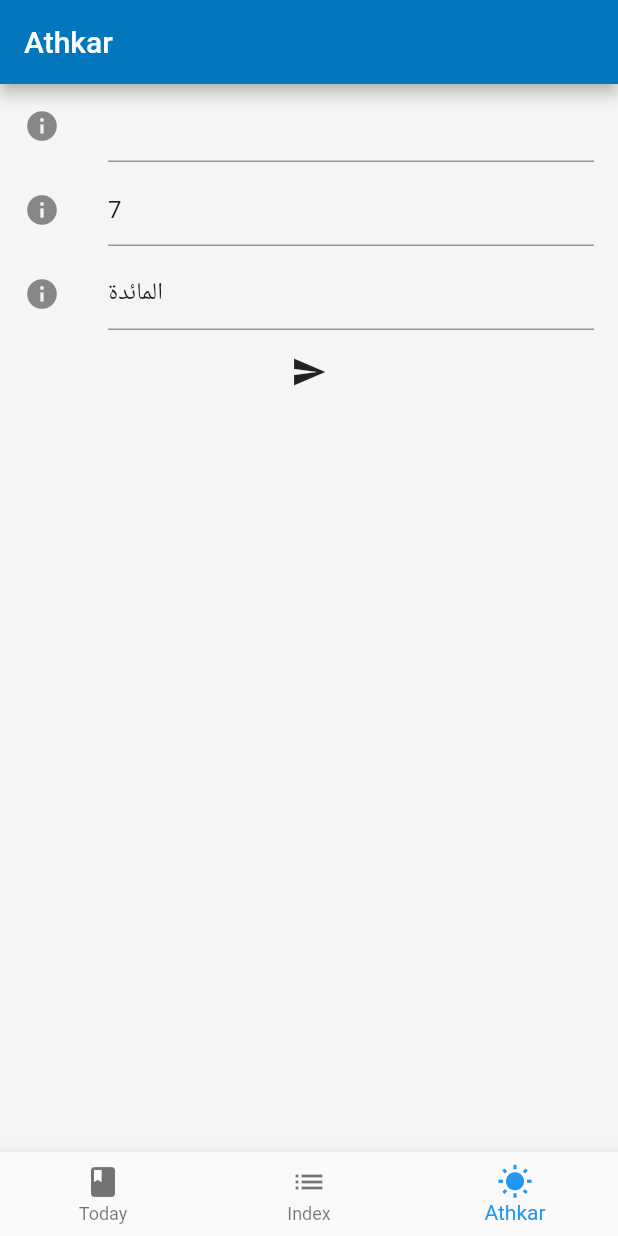
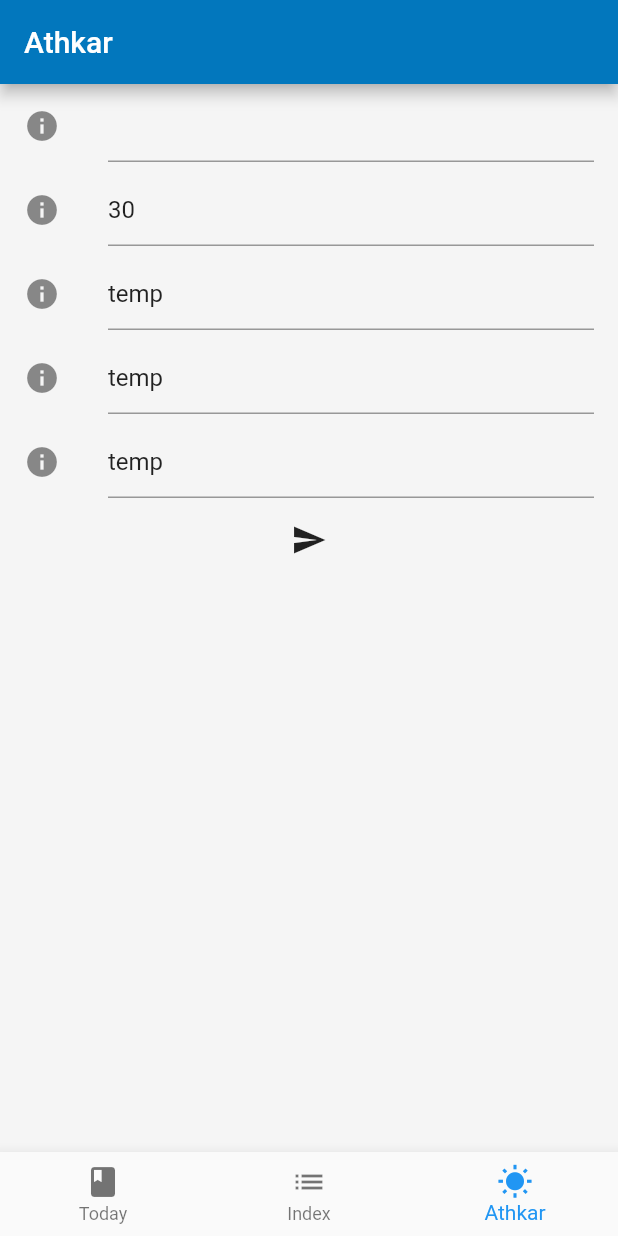
Before and after one commit to ulmas97/quranApp, a Flutter app: the screen it shows after launch, item 3 of the bottom bar chosen, on a phone screen of 412 x 824 dp. Run offline on Flutter 3.47's test engine with Material 2 defaults, Android fonts, the phone set to English and light mode, and no system bars; drawn by our look-alikes of firebase_database; our stand-ins replace percent_indicator, shared_preferences; missing offline and left inert: flutter_pdfview, swipedetector; Roboto replaces fonts that are missing (Hind, Montserrat).

Commit message:
everythign is set for 2nd milestone

```diff
--- a/lib/main.dart
+++ b/lib/main.dart
@@ -70,7 +70,7 @@ class _MyHomePageState extends State<MyHomePage>
   @override
   void initState() {
     page = Page("", "");
-    book = Book("", "","");
+    book = Book("", "","","","");
     final FirebaseDatabase database = FirebaseDatabase.instance;
     pageRef = database.reference().child('pages');
     bookRef = database.reference().child('books');
@@ -353,7 +353,7 @@ class _MyHomePageState extends State<MyHomePage>
               (index + 1).toInt().toString() + ".  Surat " + pages[index].title,
               style: new TextStyle(fontWeight: FontWeight.bold),
             ),
-            trailing: new Text("Page " + pages[index].id),
+            trailing:pages[index].id=="1"? Text("Page 1") : new Text("Page " + (int.parse(pages[index].id)-1).toString()),
           ));
     }
 
@@ -399,7 +399,7 @@ class _MyHomePageState extends State<MyHomePage>
                     leading: Icon(Icons.info),
                     title: TextFormField(
                       keyboardType: TextInputType.number,
-                      initialValue: " ",
+                      initialValue: "",
                       onSaved: (val) => book.page = val,
                       validator: (val) => val == "" ? val : null,
                     ),
@@ -407,17 +407,33 @@ class _MyHomePageState extends State<MyHomePage>
                   ListTile(
                     leading: Icon(Icons.info),
                     title: TextFormField(
-
-                      initialValue: "7",
+                      keyboardType: TextInputType.number,
+                      initialValue: "30",
                       onSaved: (val) => book.juz = val,
+                      validator: (val) => val == "" ? val : null,
+                    ),
+                  ),
+                 ListTile(
+                    leading: Icon(Icons.info),
+                    title: TextFormField(
+                      initialValue: "temp",
+                      onSaved: (val) => book.title = val,
                       validator: (val) => val == "" ? val : null,
                     ),
                   ),
                   ListTile(
                     leading: Icon(Icons.info),
                     title: TextFormField(
-                      initialValue: "المائدة",
-                      onSaved: (val) => book.title = val,
+                      initialValue: "temp",
+                      onSaved: (val) => book.ayah = val,
+                      validator: (val) => val == "" ? val : null,
+                    ),
+                  ),
+                  ListTile(
+                    leading: Icon(Icons.info),
+                    title: TextFormField(
+                      initialValue: "temp",
+                      onSaved: (val) => book.verse = val,
                       validator: (val) => val == "" ? val : null,
                     ),
                   ),
@@ -548,22 +564,28 @@ class Page {
 class Book {
   String key;
   String page;
+  String ayah;
+  String verse;
   String juz;
   String title;
 
-  Book(this.title, this.page,this.juz);
+  Book(this.title, this.page,this.juz,this.ayah,this.verse);
 
   Book.fromSnapshot(DataSnapshot snapshot)
       : key = snapshot.key,
         page= snapshot.value["page"],
         juz = snapshot.value["juz"],
-        title=snapshot.value["title"];
+        title=snapshot.value["title"],
+        ayah=snapshot.value["ayah"],
+        verse=snapshot.value["verse"];
 
   toJson() {
     return {
       "page": page,
       "juz": juz,
       "title": title,
+      "ayah" : ayah,
+      "verse" : verse,
     };
   }
 }
--- a/pubspec.yaml
+++ b/pubspec.yaml
@@ -18,6 +18,7 @@ environment:
 
 dependencies:
   shared_preferences: ^0.5.3+4
+  swipedetector: ^1.2.0
   flutter:
     sdk: flutter
   flutter_pdfview:
```
Also changed, not shown: lib/reader_page.dart (+32 -6 lines), pubspec.lock.
